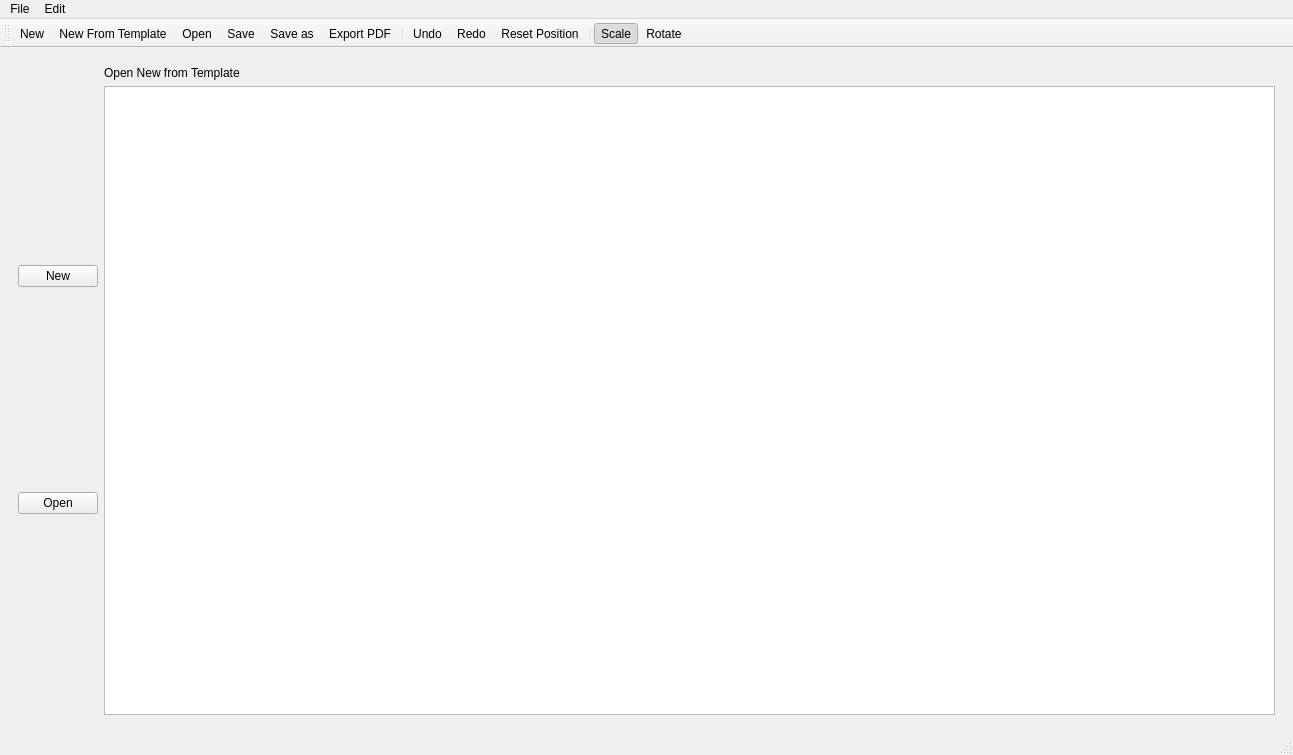
thgier/PotatoPresenter, file src/ui/mainwindow.ui: the form before one commit.
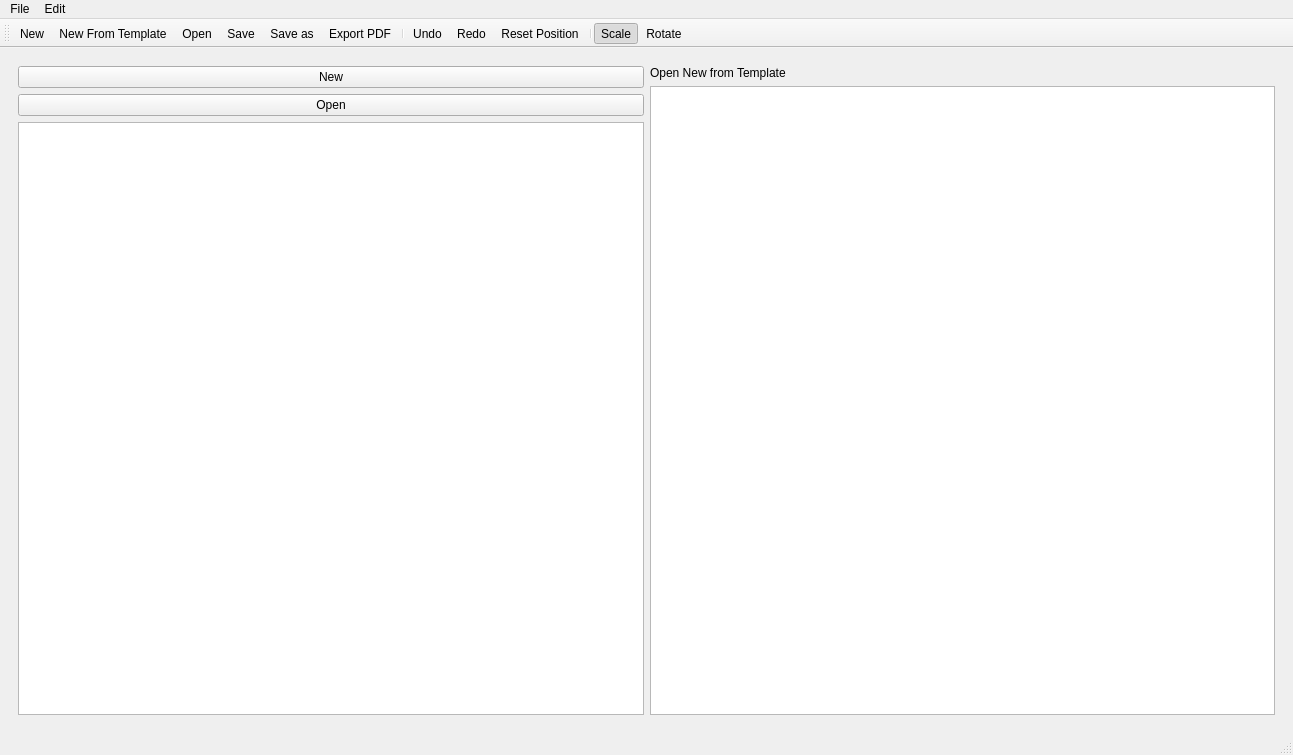
The form after the commit. The open tabs and pages were chosen to show the change. Icons and pictures are not drawn. Custom widgets are drawn as their Qt base class.

Commit message: add open recent qlist widget at start

```diff
--- a/src/ui/mainwindow.ui
+++ b/src/ui/mainwindow.ui
@@ -127,6 +127,9 @@
               </property>
              </widget>
             </item>
+            <item>
+             <widget class="QListWidget" name="openRecent_listWidget"/>
+            </item>
            </layout>
           </item>
           <item>
```
Left out of the diff: 2 changed lines with no effect on the pictures. The commit also changes 1 other file.
